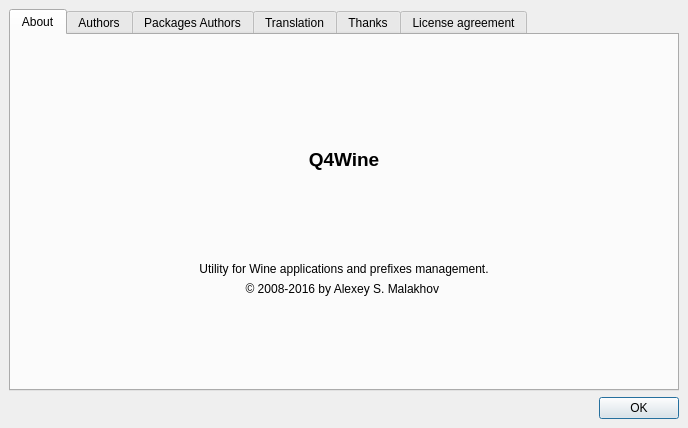
Old version of the form src/q4wine-gui/uis/About.ui in the repository brezerk/q4wine.
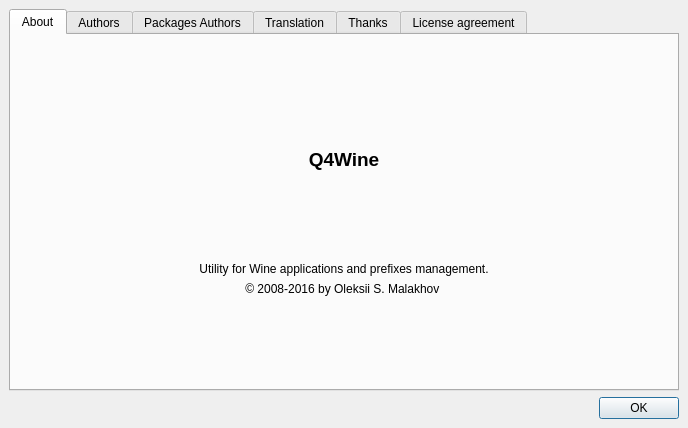
New version of the form.

What changed in the file:
```diff
--- a/src/q4wine-gui/uis/About.ui
+++ b/src/q4wine-gui/uis/About.ui
@@ -151,7 +151,7 @@
           <item>
            <widget class="QLabel" name="label_3">
             <property name="text">
-             <string notr="true">© 2008-2016 by Alexey S. Malakhov &lt;brezerk@gmail.com&gt;</string>
+             <string notr="true">© 2008-2016 by Oleksii S. Malakhov &lt;brezerk@gmail.com&gt;</string>
             </property>
             <property name="alignment">
              <set>Qt::AlignCenter</set>
```
